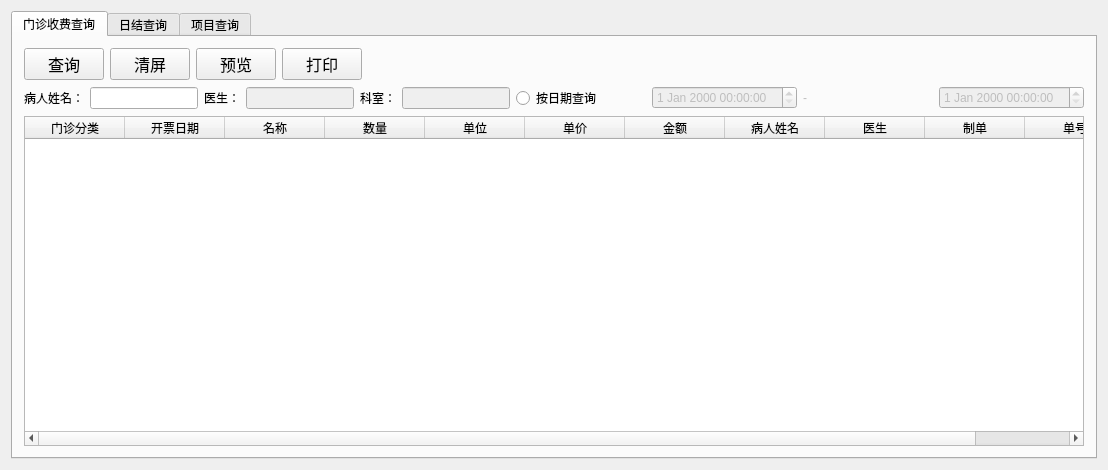
Qt form clinicstatistics.ui (histest/his) before a commit.
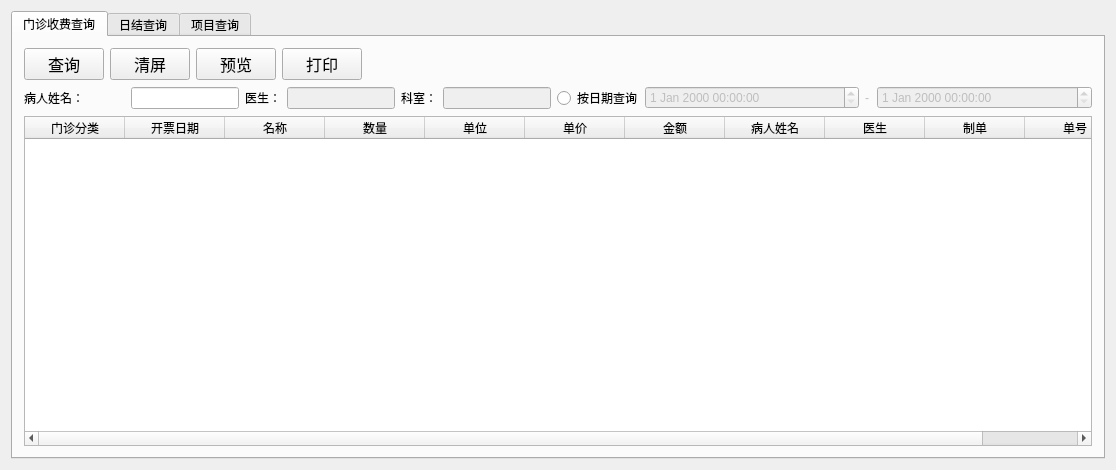
The same form after that commit.

Diff of the .ui file:
```diff
--- a/clinicstatistics.ui
+++ b/clinicstatistics.ui
@@ -6,7 +6,7 @@
    <rect>
     <x>0</x>
     <y>0</y>
-    <width>1108</width>
+    <width>1116</width>
     <height>470</height>
    </rect>
   </property>
@@ -178,6 +178,18 @@
          </item>
          <item>
           <widget class="QRadioButton" name="radioButton">
+           <property name="sizePolicy">
+            <sizepolicy hsizetype="Expanding" vsizetype="Fixed">
+             <horstretch>0</horstretch>
+             <verstretch>0</verstretch>
+            </sizepolicy>
+           </property>
+           <property name="maximumSize">
+            <size>
+             <width>82</width>
+             <height>16777215</height>
+            </size>
+           </property>
            <property name="text">
             <string>按日期查询</string>
            </property>
@@ -195,6 +207,12 @@
            <property name="enabled">
             <bool>false</bool>
            </property>
+           <property name="maximumSize">
+            <size>
+             <width>6</width>
+             <height>16777215</height>
+            </size>
+           </property>
            <property name="text">
             <string>-</string>
            </property>
```
Left out of the diff: 3 changed lines with no effect on the pictures.
